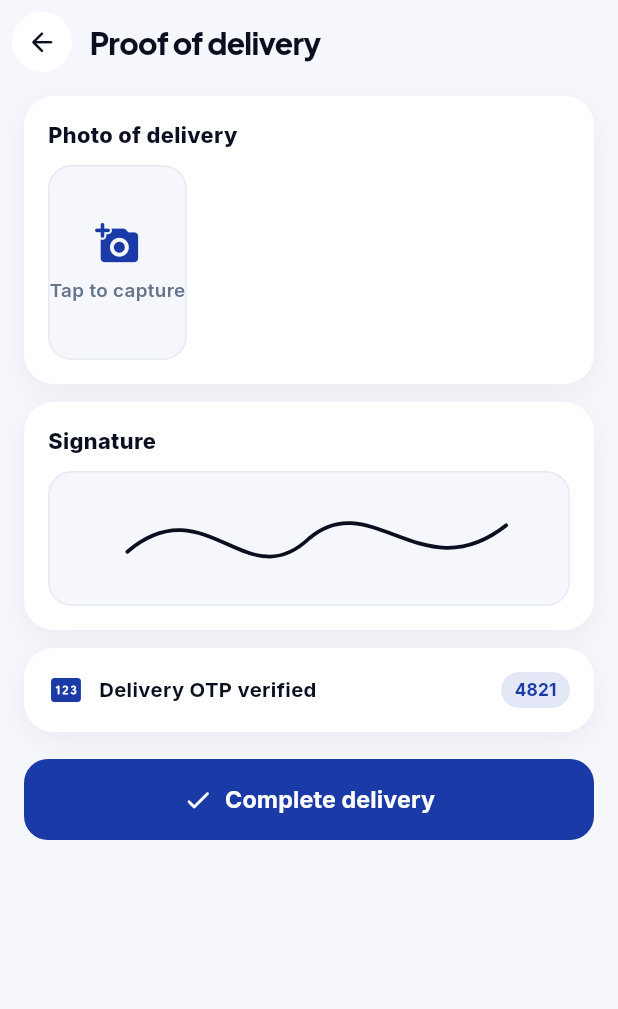
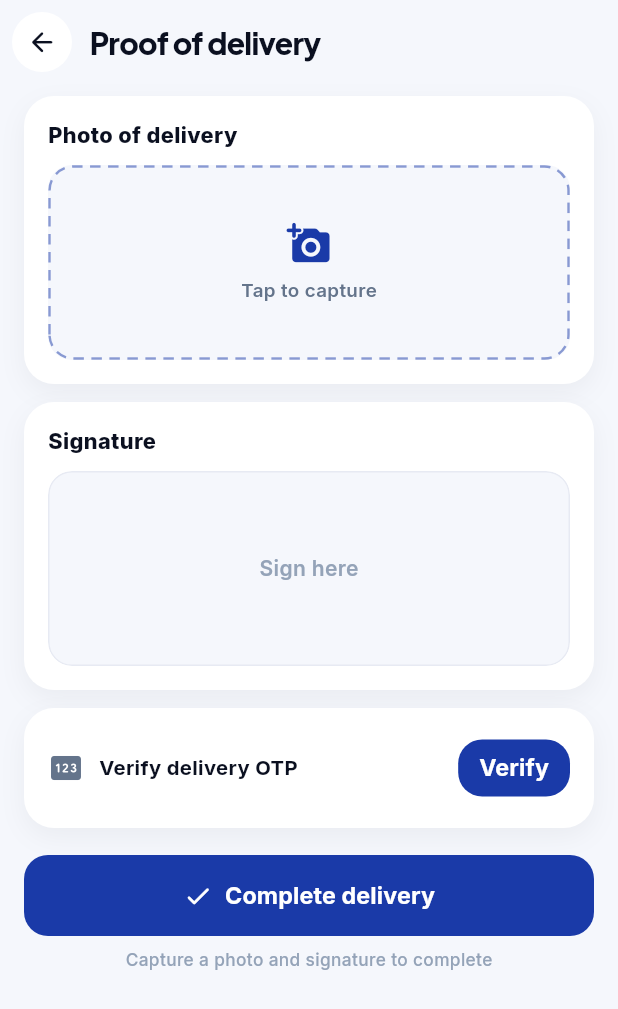
Before and after one commit to WaseemMirzaa/somba-apps, a Flutter app: the PodScreen screen opened directly with sample values from the repository, on a phone screen of 412 x 824 dp. Shown: the top 1009 px of the screen. Run offline on Flutter 3.47's test engine with Material 3 defaults, Android fonts, the phone set to English and light mode, and no system bars; our stand-ins replace shared_preferences; accounts and stored records are empty.

Commit message:
Rider app: functional Proof of Delivery (photo, signature, OTP)
- Photo of delivery: tap-to-capture tile (dashed border) toggles to a
  captured state.
- Signature: dependency-free signature pad (GestureDetector + CustomPainter)
  with a Clear action.
- Delivery OTP: Verify button reveals the confirmed code pill.
- Complete delivery is gated on photo + signature, shows a confirmation,
  and returns to the Tasks tab (popUntil first route).

Co-Authored-By: Claude Opus 4.8 <noreply@anthropic.com>
Claude-Session: https://claude.ai/code/session_01WULNhyKuKz82d48qJ3JnqT

```diff
--- a/rider-app/lib/screens/more/rider_more.dart
+++ b/rider-app/lib/screens/more/rider_more.dart
@@ -73,56 +73,161 @@ class TaskDetailScreen extends StatelessWidget {
       );
 }
 
-// ---------------- Proof of delivery ----------------
-class PodScreen extends StatelessWidget {
+// ---------------- Proof of delivery (functional) ----------------
+class PodScreen extends StatefulWidget {
   final RiderTask task;
   const PodScreen({super.key, required this.task});
+  @override
+  State<PodScreen> createState() => _PodScreenState();
+}
+
+class _PodScreenState extends State<PodScreen> {
+  bool _photo = false;
+  bool _otp = false;
+  final List<List<Offset>> _strokes = [];
+
+  bool get _signed => _strokes.any((s) => s.length > 1);
+  bool get _canComplete => _photo && _signed;
+
   @override
   Widget build(BuildContext context) {
     return Scaffold(
       appBar: backAppBar(context, 'Proof of delivery'),
       body: ListView(padding: const EdgeInsets.fromLTRB(16, 8, 16, 24), children: [
+        // Photo capture (mock).
         SurfaceCard(child: Column(crossAxisAlignment: CrossAxisAlignment.start, children: [
           const Text('Photo of delivery', style: TextStyle(fontWeight: FontWeight.w800, fontSize: 14.5)),
           const SizedBox(height: 10),
-          Container(height: 130, decoration: BoxDecoration(color: AppColors.background, borderRadius: BorderRadius.circular(16), border: Border.all(color: AppColors.line)),
-            child: const Column(mainAxisAlignment: MainAxisAlignment.center, children: [
+          GestureDetector(
+            onTap: () => setState(() => _photo = !_photo),
+            child: Container(
+              height: 130,
+              decoration: BoxDecoration(
+                gradient: _photo ? AppColors.brandGradient : null,
+                color: _photo ? null : AppColors.background,
+                borderRadius: BorderRadius.circular(16),
+                border: Border.all(color: _photo ? Colors.transparent : AppColors.line, style: _photo ? BorderStyle.solid : BorderStyle.none),
+              ),
+              child: _photo
+                  ? const Column(mainAxisAlignment: MainAxisAlignment.center, children: [
+                      Icon(Icons.check_circle_rounded, color: Colors.white, size: 32),
+                      SizedBox(height: 8),
+                      Text('Photo captured — tap to retake', style: TextStyle(color: Colors.white, fontWeight: FontWeight.w700, fontSize: 12.5)),
+                    ])
+                  : _dashed(const Column(mainAxisAlignment: MainAxisAlignment.center, children: [
                       Icon(Icons.add_a_photo_rounded, color: AppColors.primary, size: 30),
                       SizedBox(height: 8),
                       Text('Tap to capture', style: TextStyle(color: AppColors.muted, fontWeight: FontWeight.w600, fontSize: 12.5)),
                     ])),
+            ),
+          ),
         ])),
         const SizedBox(height: 12),
+        // Signature pad (dependency-free).
         SurfaceCard(child: Column(crossAxisAlignment: CrossAxisAlignment.start, children: [
+          Row(children: [
             const Text('Signature', style: TextStyle(fontWeight: FontWeight.w800, fontSize: 14.5)),
+            const Spacer(),
+            if (_signed)
+              TextButton.icon(
+                onPressed: () => setState(() => _strokes.clear()),
+                icon: const Icon(Icons.refresh_rounded, size: 16),
+                style: TextButton.styleFrom(foregroundColor: AppColors.muted, padding: EdgeInsets.zero),
+                label: const Text('Clear'),
+              ),
+          ]),
           const SizedBox(height: 10),
-          Container(height: 90, decoration: BoxDecoration(color: AppColors.background, borderRadius: BorderRadius.circular(16), border: Border.all(color: AppColors.line)),
-            child: CustomPaint(painter: _SignPainter(), child: const SizedBox.expand())),
+          ClipRRect(
+            borderRadius: BorderRadius.circular(16),
+            child: Container(
+              height: 130,
+              decoration: BoxDecoration(color: AppColors.background, borderRadius: BorderRadius.circular(16), border: Border.all(color: AppColors.line)),
+              child: GestureDetector(
+                onPanStart: (d) => setState(() => _strokes.add([d.localPosition])),
+                onPanUpdate: (d) => setState(() {
+                  if (_strokes.isEmpty) _strokes.add([]);
+                  _strokes.last.add(d.localPosition);
+                }),
+                child: CustomPaint(
+                  painter: _SignPainter(_strokes),
+                  child: _signed
+                      ? const SizedBox.expand()
+                      : const Center(child: Text('Sign here', style: TextStyle(color: AppColors.faint, fontWeight: FontWeight.w600))),
+                ),
+              ),
+            ),
+          ),
         ])),
         const SizedBox(height: 12),
+        // Delivery OTP verify (mock).
         SurfaceCard(child: Row(children: [
-          const Icon(Icons.pin_rounded, color: AppColors.primary),
+          Icon(Icons.pin_rounded, color: _otp ? AppColors.primary : AppColors.muted),
           const SizedBox(width: 10),
-          const Expanded(child: Text('Delivery OTP verified', style: TextStyle(fontWeight: FontWeight.w700, fontSize: 13.5))),
-          Pill('4821', color: AppColors.primary.withValues(alpha: 0.12), textColor: AppColors.primary),
+          Expanded(child: Text(_otp ? 'Delivery OTP verified' : 'Verify delivery OTP', style: const TextStyle(fontWeight: FontWeight.w700, fontSize: 13.5))),
+          _otp
+              ? Pill('4821', color: AppColors.primary.withValues(alpha: 0.12), textColor: AppColors.primary)
+              : FilledButton(
+                  style: FilledButton.styleFrom(backgroundColor: AppColors.primary, minimumSize: const Size(0, 38), padding: const EdgeInsets.symmetric(horizontal: 14)),
+                  onPressed: () => setState(() => _otp = true),
+                  child: const Text('Verify')),
         ])),
         const SizedBox(height: 18),
-        PrimaryButton('Complete delivery', icon: Icons.check_rounded,
-          onPressed: () => Navigator.popUntil(context, (r) => r.isFirst)),
+        PrimaryButton('Complete delivery',
+            icon: Icons.check_rounded,
+            onPressed: _canComplete
+                ? () {
+                    ScaffoldMessenger.of(context).showSnackBar(SnackBar(content: Text('${widget.task.id} delivered ✓')));
+                    Navigator.popUntil(context, (r) => r.isFirst);
+                  }
+                : null),
+        if (!_canComplete)
+          const Padding(
+            padding: EdgeInsets.only(top: 8),
+            child: Center(child: Text('Capture a photo and signature to complete', style: TextStyle(color: AppColors.faint, fontSize: 11.5))),
+          ),
       ]),
     );
   }
+
+  Widget _dashed(Widget child) => CustomPaint(painter: _DashedBorder(), child: SizedBox.expand(child: child));
 }
 
+/// Draws the captured signature strokes.
 class _SignPainter extends CustomPainter {
+  final List<List<Offset>> strokes;
+  _SignPainter(this.strokes);
   @override
   void paint(Canvas canvas, Size size) {
-    final p = Paint()..color = AppColors.ink..style = PaintingStyle.stroke..strokeWidth = 2.5..strokeCap = StrokeCap.round;
-    final path = Path()
-      ..moveTo(size.width * 0.15, size.height * 0.6)
-      ..cubicTo(size.width * 0.3, size.height * 0.1, size.width * 0.38, size.height * 0.95, size.width * 0.5, size.height * 0.5)
-      ..cubicTo(size.width * 0.62, size.height * 0.1, size.width * 0.72, size.height * 0.9, size.width * 0.88, size.height * 0.4);
+    final p = Paint()..color = AppColors.ink..style = PaintingStyle.stroke..strokeWidth = 2.6..strokeCap = StrokeCap.round..strokeJoin = StrokeJoin.round;
+    for (final s in strokes) {
+      if (s.length < 2) continue;
+      final path = Path()..moveTo(s.first.dx, s.first.dy);
+      for (final pt in s.skip(1)) {
+        path.lineTo(pt.dx, pt.dy);
+      }
       canvas.drawPath(path, p);
+    }
+  }
+
+  @override
+  bool shouldRepaint(covariant _SignPainter old) => true;
+}
+
+/// Dashed rounded border for the empty capture tile.
+class _DashedBorder extends CustomPainter {
+  @override
+  void paint(Canvas canvas, Size size) {
+    final p = Paint()..color = AppColors.primary.withValues(alpha: 0.5)..style = PaintingStyle.stroke..strokeWidth = 1.6;
+    final rrect = RRect.fromRectAndRadius(Offset.zero & size, const Radius.circular(16));
+    final path = Path()..addRRect(rrect);
+    const dash = 7.0, gap = 5.0;
+    for (final m in path.computeMetrics()) {
+      double d = 0;
+      while (d < m.length) {
+        canvas.drawPath(m.extractPath(d, d + dash), p);
+        d += dash + gap;
+      }
+    }
   }
 
   @override
```
Lines whose indentation alone changed are shown as unchanged.
